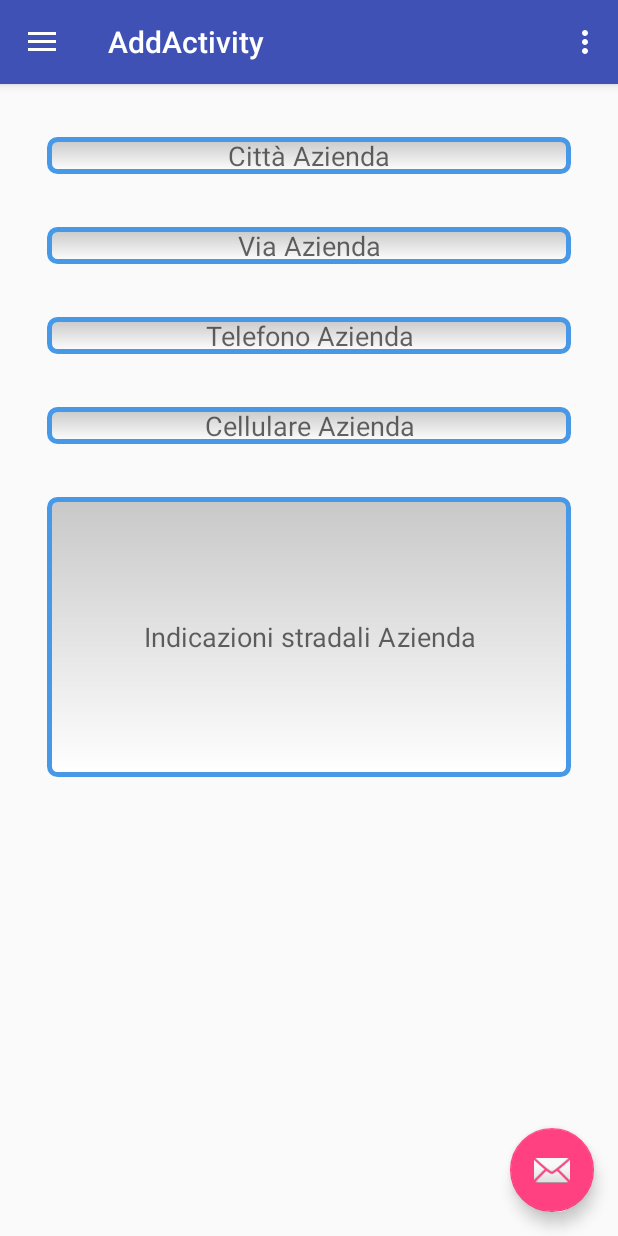
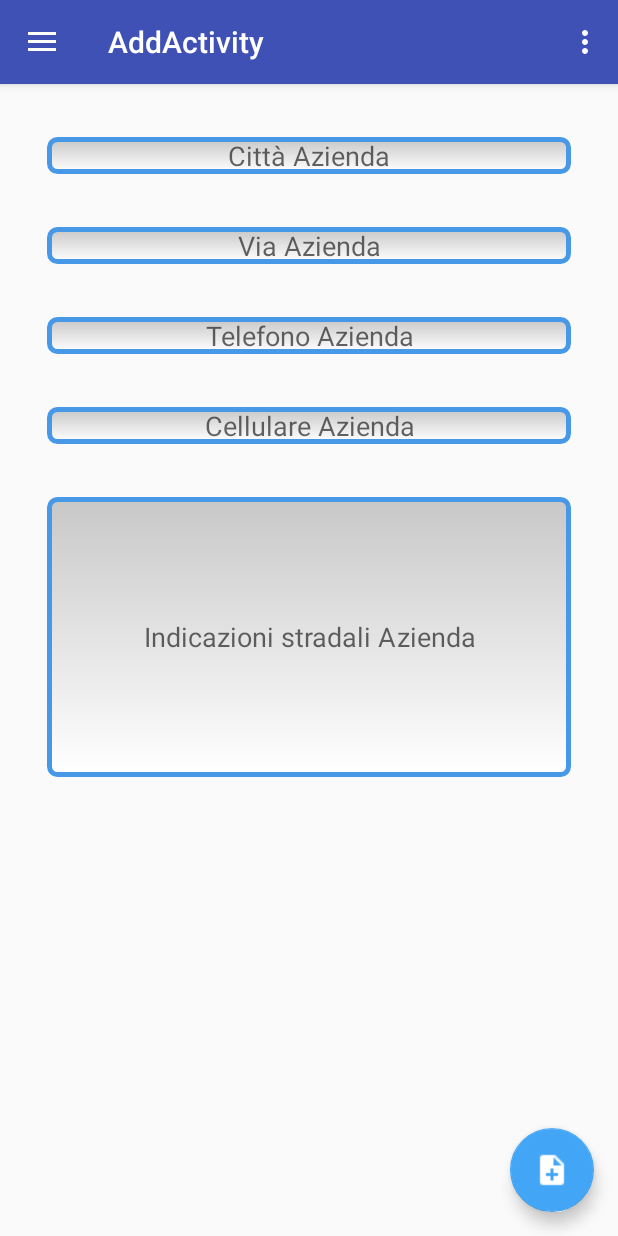
Before and after one commit to ShAdOwNeT88/Company-Information, an Android app: the AddActivity screen opened directly, with no data from a screen before it, on a phone screen of 412 x 824 dp. Run offline under Robolectric (Android 15) with nearby library versions, the light colour scheme and no system bars; our stand-ins replace ButterKnife.

Commit message:
Add add icon for fab button

```diff
--- a/app/src/main/res/layout/activity_add.xml
+++ b/app/src/main/res/layout/activity_add.xml
@@ -30,6 +30,6 @@
     android:layout_height="wrap_content"
     android:layout_gravity="bottom|end"
     android:layout_margin="@dimen/fab_margin"
-    android:src="@android:drawable/ic_dialog_email"/>
+    android:src="@drawable/ic_add"/>
 
 </android.support.design.widget.CoordinatorLayout>
--- a/app/src/main/res/values/colors.xml
+++ b/app/src/main/res/values/colors.xml
@@ -2,5 +2,5 @@
 <resources>
   <color name="colorPrimary">#3F51B5</color>
   <color name="colorPrimaryDark">#303F9F</color>
-  <color name="colorAccent">#FF4081</color>
+  <color name="colorAccent">#42A5F5</color>
 </resources>
```
Also changed, not shown: app/src/main/res/drawable/ic_add.png (added).
